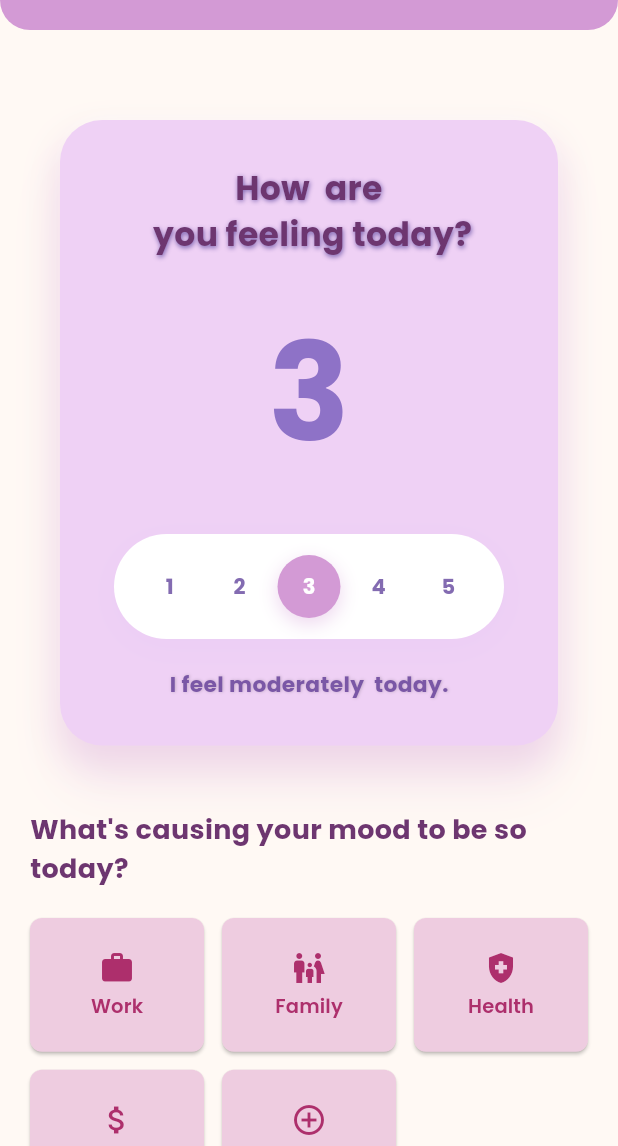
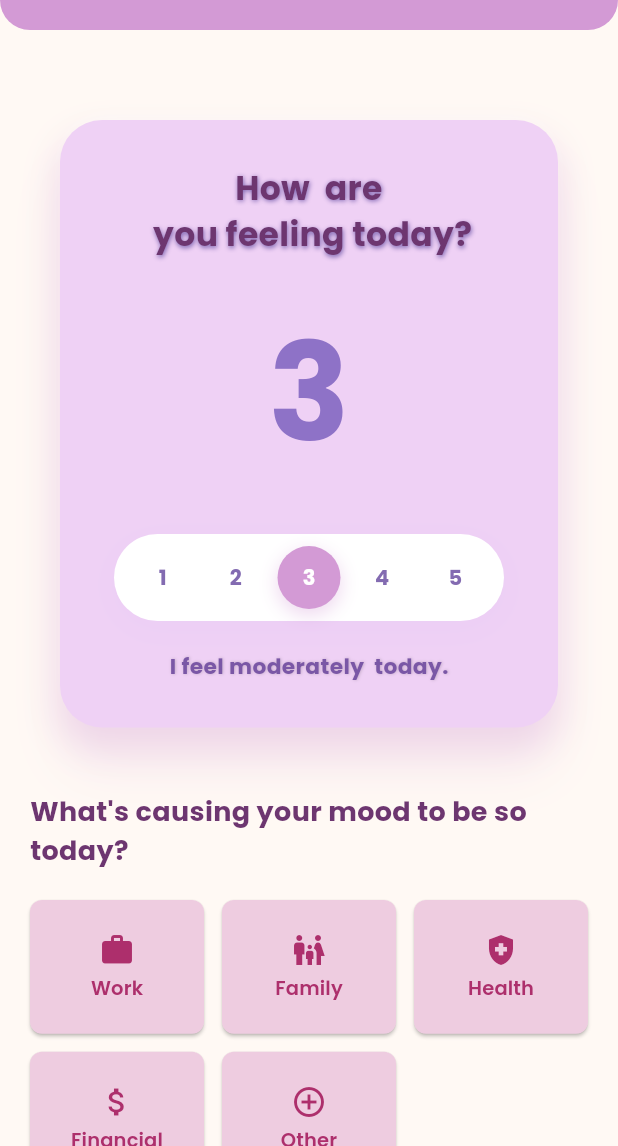
Before and after one commit to hasnat0006/SDP, a Flutter app: the MoodIntensityPage screen opened directly with empty values, on a phone screen of 412 x 824 dp, the part 90-1236 px from its top. Run offline on Flutter 3.47's test engine with Material 3 defaults, Android fonts, the light colour scheme and no system bars; our stand-ins replace file_picker, fl_chart, google_fonts, image_picker, permission_handler.

Commit message:
mood tracker fix

```diff
--- a/lib/mood/Mood_intensity.dart
+++ b/lib/mood/Mood_intensity.dart
@@ -238,7 +238,7 @@ class _MoodIntensityPageState extends State<MoodIntensityPage> with SingleTicker
                     const SizedBox(height: 30),
                     // Existing section for selecting intensity
                     Container(
-                      padding: const EdgeInsets.symmetric(horizontal: 14, vertical: 14),
+                      padding: const EdgeInsets.symmetric(horizontal: 8, vertical: 8),
                       margin: const EdgeInsets.symmetric(horizontal: 16),
                       decoration: BoxDecoration(
                         color: Colors.white,
```
